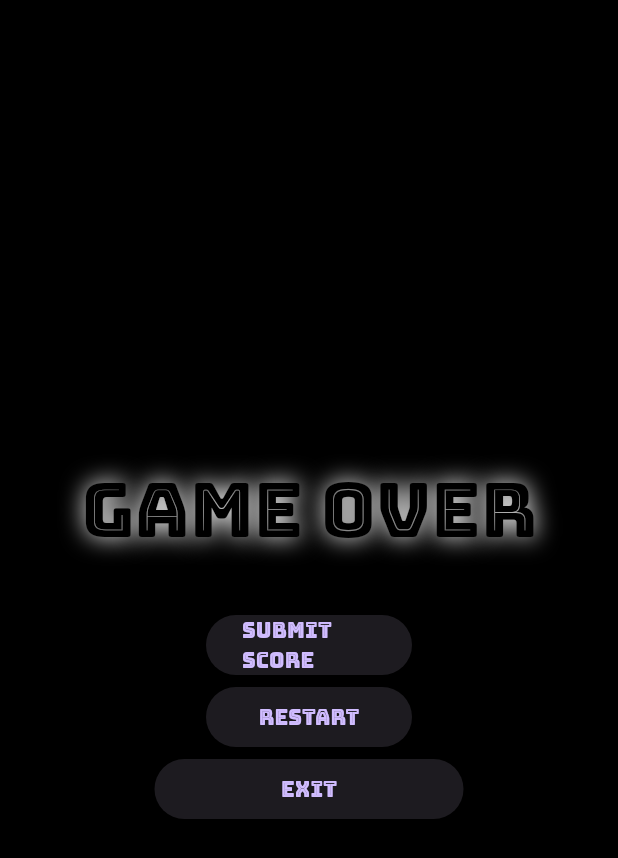
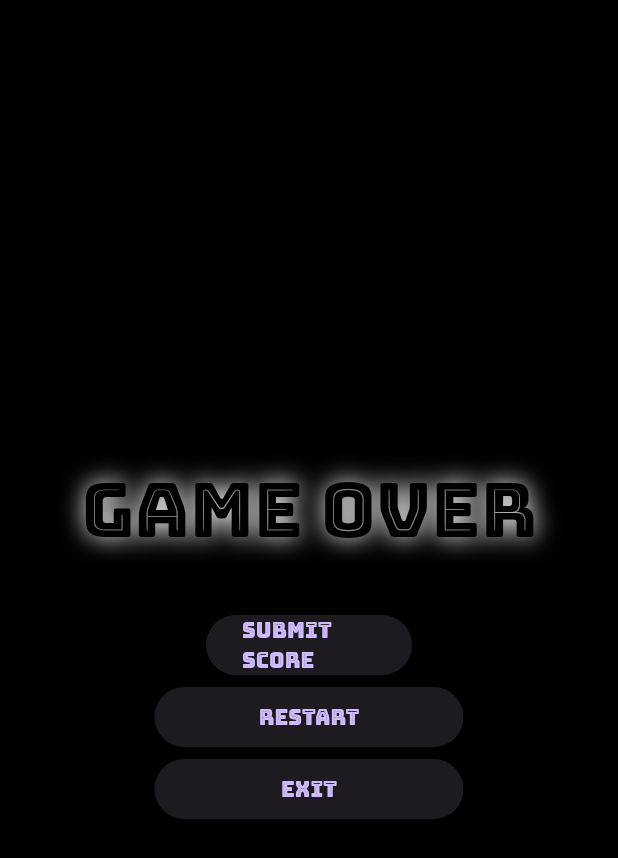
Before and after one commit to Aditi-Negii/techstatic-game, a Flutter app: the GameOverMenu widget shown alone on an empty page, opened directly with empty values, on a phone screen of 412 x 824 dp. Shown: the top 858 px of the screen. Run offline on Flutter 3.47's test engine with Material 3 defaults, Android fonts, the phone set to English and light mode, and no system bars; our stand-ins replace hive, hive_flutter; missing offline and left inert: flame, flame_audio, gsheets; accounts and stored records are empty; statements that could not run were skipped; key blocks and very long unbroken strings in the code were emptied for the run.

Commit message:
fixed widgets

```diff
--- a/lib/widgets/overlays/game_over_menu.dart
+++ b/lib/widgets/overlays/game_over_menu.dart
@@ -94,7 +94,7 @@ class GameOverMenu extends StatelessWidget {
           ),
           // Restart button.
           SizedBox(
-            width: MediaQuery.of(context).size.width / 3,
+            width: MediaQuery.of(context).size.width / 2,
             child: ElevatedButton(
               onPressed: () {
                 game.overlays.remove(GameOverMenu.id);
```
